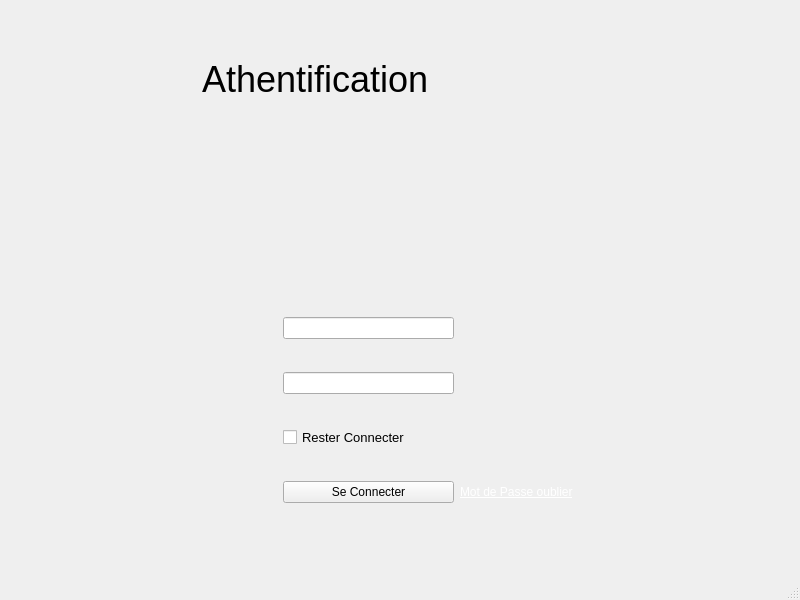
First picture: the form in mainwindow0.ui, repository soumaya-nheri/Smart-Restaurant-2A28, before the edit.
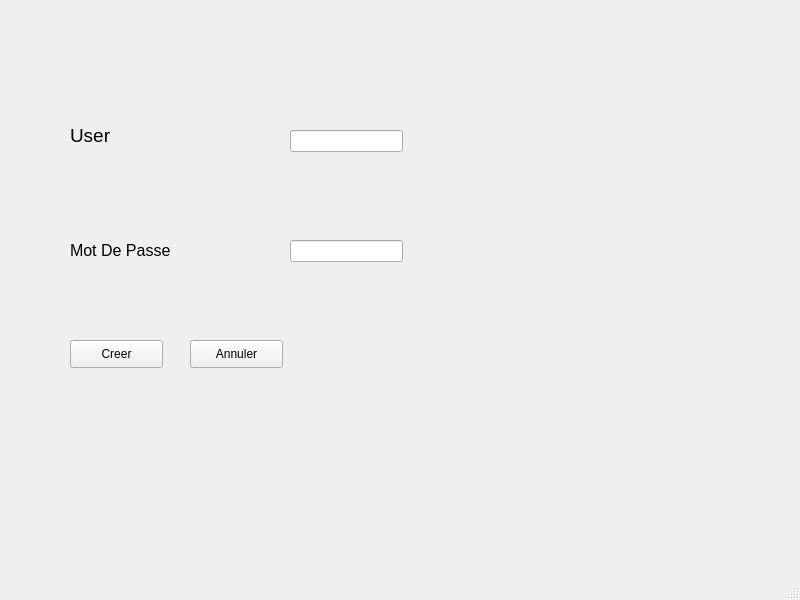
Second picture: the form after the edit. The open tabs and pages were chosen to show the change.

Commit message: 5 push gestion reservation

```diff
--- a/mainwindow0.ui
+++ b/mainwindow0.ui
@@ -14,6 +14,19 @@
    <string>MainWindow</string>
   </property>
   <widget class="QWidget" name="centralwidget">
+   <widget class="QStackedWidget" name="stackedWidget_connexion">
+    <property name="geometry">
+     <rect>
+      <x>-10</x>
+      <y>10</y>
+      <width>811</width>
+      <height>541</height>
+     </rect>
+    </property>
+    <property name="currentIndex">
+     <number>0</number>
+    </property>
+    <widget class="QWidget" name="page">
    <widget class="QLabel" name="incorrect">
     <property name="geometry">
      <rect>
@@ -35,8 +48,8 @@
    <widget class="QWidget" name="layoutWidget">
     <property name="geometry">
      <rect>
-      <x>111</x>
-      <y>290</y>
+        <x>137</x>
+        <y>231</y>
       <width>521</width>
       <height>241</height>
      </rect>
@@ -62,18 +75,6 @@
        </property>
       </spacer>
      </item>
-     <item row="5" column="2">
-      <widget class="QLabel" name="label">
-       <property name="styleSheet">
-        <string notr="true">color: white;
-text-decoration: underline;
-background:none;</string>
-       </property>
-       <property name="text">
-        <string>Mot de Passe oublier</string>
-       </property>
-      </widget>
-     </item>
      <item row="4" column="1">
       <widget class="QCheckBox" name="checkBox">
        <property name="styleSheet">
@@ -114,41 +115,8 @@
        </property>
       </spacer>
      </item>
-    </layout>
-   </widget>
-   <widget class="QWidget" name="layoutWidget_2">
-    <property name="geometry">
-     <rect>
-      <x>110</x>
-      <y>290</y>
-      <width>491</width>
-      <height>21</height>
-     </rect>
-    </property>
-    <layout class="QHBoxLayout" name="horizontalLayout_2">
-     <property name="leftMargin">
-      <number>185</number>
-     </property>
-     <property name="topMargin">
-      <number>15</number>
-     </property>
-     <property name="rightMargin">
-      <number>90</number>
-     </property>
-     <property name="bottomMargin">
-      <number>15</number>
-     </property>
-     <item>
-      <widget class="QLabel" name="label_login">
-       <property name="sizePolicy">
-        <sizepolicy hsizetype="Preferred" vsizetype="Preferred">
-         <horstretch>0</horstretch>
-         <verstretch>0</verstretch>
-        </sizepolicy>
-       </property>
-       <property name="styleSheet">
-        <string notr="true">background:none;</string>
-       </property>
+       <item row="5" column="2">
+        <widget class="QPushButton" name="pushButton_creation1">
        <property name="text">
         <string/>
        </property>
@@ -159,8 +127,8 @@
    <widget class="QWidget" name="layoutWidget_3">
     <property name="geometry">
      <rect>
-      <x>104</x>
-      <y>59</y>
+        <x>130</x>
+        <y>0</y>
       <width>531</width>
       <height>231</height>
      </rect>
@@ -201,6 +169,92 @@
       </spacer>
      </item>
     </layout>
+     </widget>
+    </widget>
+    <widget class="QWidget" name="page_2">
+     <widget class="QLabel" name="label">
+      <property name="geometry">
+       <rect>
+        <x>80</x>
+        <y>110</y>
+        <width>101</width>
+        <height>31</height>
+       </rect>
+      </property>
+      <property name="font">
+       <font>
+        <pointsize>14</pointsize>
+       </font>
+      </property>
+      <property name="text">
+       <string>User</string>
+      </property>
+     </widget>
+     <widget class="QLabel" name="label_3">
+      <property name="geometry">
+       <rect>
+        <x>80</x>
+        <y>220</y>
+        <width>121</width>
+        <height>41</height>
+       </rect>
+      </property>
+      <property name="font">
+       <font>
+        <pointsize>12</pointsize>
+       </font>
+      </property>
+      <property name="text">
+       <string>Mot De Passe</string>
+      </property>
+     </widget>
+     <widget class="QLineEdit" name="lineEdit_usercre">
+      <property name="geometry">
+       <rect>
+        <x>300</x>
+        <y>120</y>
+        <width>113</width>
+        <height>22</height>
+       </rect>
+      </property>
+     </widget>
+     <widget class="QLineEdit" name="lineEdit_mdpcre">
+      <property name="geometry">
+       <rect>
+        <x>300</x>
+        <y>230</y>
+        <width>113</width>
+        <height>22</height>
+       </rect>
+      </property>
+     </widget>
+     <widget class="QPushButton" name="pushButton_creationcompte">
+      <property name="geometry">
+       <rect>
+        <x>80</x>
+        <y>330</y>
+        <width>93</width>
+        <height>28</height>
+       </rect>
+      </property>
+      <property name="text">
+       <string>Creer</string>
+      </property>
+     </widget>
+     <widget class="QPushButton" name="pushButton_annulercnx">
+      <property name="geometry">
+       <rect>
+        <x>200</x>
+        <y>330</y>
+        <width>93</width>
+        <height>28</height>
+       </rect>
+      </property>
+      <property name="text">
+       <string>Annuler</string>
+      </property>
+     </widget>
+    </widget>
    </widget>
   </widget>
   <widget class="QMenuBar" name="menubar">
```
Left out of the diff: 46 changed lines with no effect on the pictures. Lines whose indentation alone changed are shown as unchanged. The commit also changes 7 other files.
